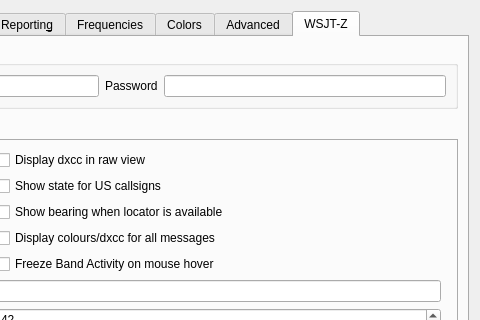
Old version of the form Configuration.ui in the repository Edpublic06/wsjt-fusion; both pictures show x 280 to 760 and y 0 to 320 of the 760 by 727 pixel window.
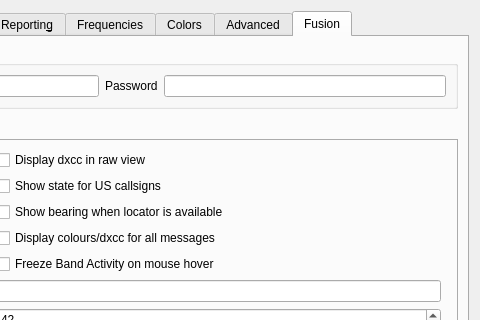
New version of the form. Custom widgets are drawn as their Qt base class.

Commit message: Introduce WSJT-Fusion 1.0.0-beta1 identity and preserve upstream attribution

Patch:
```diff
--- a/Configuration.ui
+++ b/Configuration.ui
@@ -3566,7 +3566,7 @@
      </widget>
     <widget class="QWidget" name="wsjtz_tab">
       <attribute name="title">
-       <string>WSJT-Z</string>
+       <string>Fusion</string>
       </attribute>
     <layout class="QGridLayout" name="gridLayout_wsjtz">
        <item row="3" column="1" rowspan="2" colspan="2">
```
The commit also changes 10 other files.
